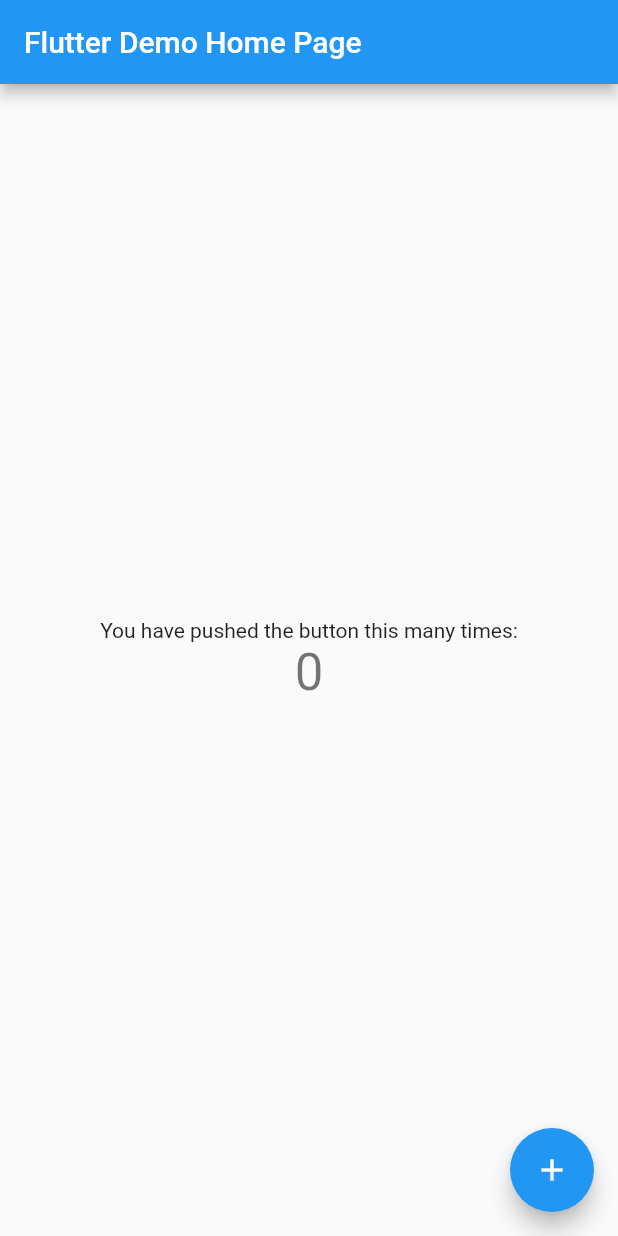
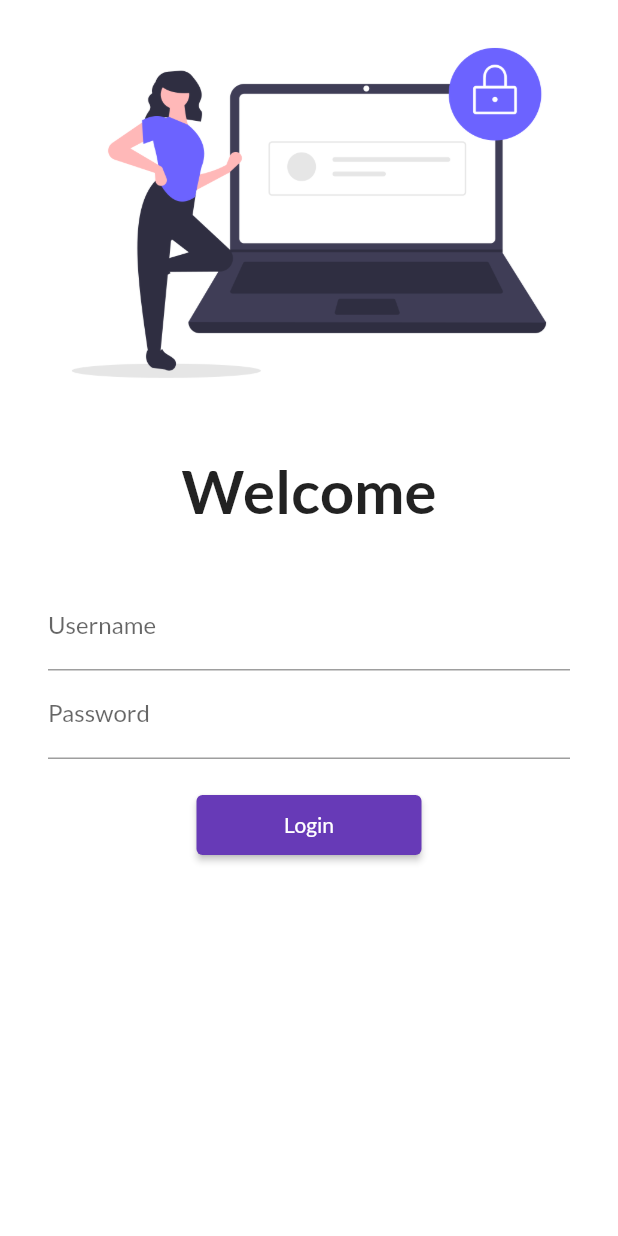
Before and after one commit to Smit296/Fluttter, a Flutter app: the screen it shows after launch, on a phone screen of 412 x 824 dp. Run offline on Flutter 3.47's test engine with Material 2 defaults, Android fonts, the light colour scheme and no system bars; our stand-ins replace google_fonts.

Commit message:
first commit

```diff
--- a/lib/main.dart
+++ b/lib/main.dart
@@ -1,113 +1,37 @@
+
 import 'package:flutter/material.dart';
+import 'package:google_fonts/google_fonts.dart';
+import 'pages/Home_page.dart';
+import 'pages/login_page.dart';
+
 
 void main() {
   runApp(MyApp());
 }
+class MyApp extends StatelessWidget{
 
-class MyApp extends StatelessWidget {
-  // This widget is the root of your application.
+
   @override
-  Widget build(BuildContext context) {
+  Widget build(BuildContext context)
+  {
+
     return MaterialApp(
-      title: 'Flutter Demo',
-      theme: ThemeData(
-        // This is the theme of your application.
-        //
-        // Try running your application with "flutter run". You'll see the
-        // application has a blue toolbar. Then, without quitting the app, try
-        // changing the primarySwatch below to Colors.green and then invoke
-        // "hot reload" (press "r" in the console where you ran "flutter run",
-        // or simply save your changes to "hot reload" in a Flutter IDE).
-        // Notice that the counter didn't reset back to zero; the application
-        // is not restarted.
-        primarySwatch: Colors.blue,
+     // home: HomePage(),
+      themeMode:ThemeMode.light,
+      theme:ThemeData(primarySwatch:Colors.deepPurple,
+      fontFamily: GoogleFonts.lato().fontFamily,
       ),
-      home: MyHomePage(title: 'Flutter Demo Home Page'),
+      darkTheme:ThemeData(
+        //brightness:Brightness.dark,
+      ),
+      //initialRoute:"/home",
+      routes:{
+
+        "/":(context)=>LoginPage(),
+        "/home":(context)=>HomePage(),
+        "/login":(context)=>LoginPage(),
+      },
     );
+
   }
 }
-
-class MyHomePage extends StatefulWidget {
-  MyHomePage({Key? key, required this.title}) : super(key: key);
-
-  // This widget is the home page of your application. It is stateful, meaning
-  // that it has a State object (defined below) that contains fields that affect
-  // how it looks.
-
-  // This class is the configuration for the state. It holds the values (in this
-  // case the title) provided by the parent (in this case the App widget) and
-  // used by the build method of the State. Fields in a Widget subclass are
-  // always marked "final".
-
-  final String title;
-
-  @override
-  _MyHomePageState createState() => _MyHomePageState();
-}
-
-class _MyHomePageState extends State<MyHomePage> {
-  int _counter = 0;
-
-  void _incrementCounter() {
-    setState(() {
-      // This call to setState tells the Flutter framework that something has
-      // changed in this State, which causes it to rerun the build method below
-      // so that the display can reflect the updated values. If we changed
-      // _counter without calling setState(), then the build method would not be
-      // called again, and so nothing would appear to happen.
-      _counter++;
-    });
-  }
-
-  @override
-  Widget build(BuildContext context) {
-    // This method is rerun every time setState is called, for instance as done
-    // by the _incrementCounter method above.
-    //
-    // The Flutter framework has been optimized to make rerunning build methods
-    // fast, so that you can just rebuild anything that needs updating rather
-    // than having to individually change instances of widgets.
-    return Scaffold(
-      appBar: AppBar(
-        // Here we take the value from the MyHomePage object that was created by
-        // the App.build method, and use it to set our appbar title.
-        title: Text(widget.title),
-      ),
-      body: Center(
-        // Center is a layout widget. It takes a single child and positions it
-        // in the middle of the parent.
-        child: Column(
-          // Column is also a layout widget. It takes a list of children and
-          // arranges them vertically. By default, it sizes itself to fit its
-          // children horizontally, and tries to be as tall as its parent.
-          //
-          // Invoke "debug painting" (press "p" in the console, choose the
-          // "Toggle Debug Paint" action from the Flutter Inspector in Android
-          // Studio, or the "Toggle Debug Paint" command in Visual Studio Code)
-          // to see the wireframe for each widget.
-          //
-          // Column has various properties to control how it sizes itself and
-          // how it positions its children. Here we use mainAxisAlignment to
-          // center the children vertically; the main axis here is the vertical
-          // axis because Columns are vertical (the cross axis would be
-          // horizontal).
-          mainAxisAlignment: MainAxisAlignment.center,
-          children: <Widget>[
-            Text(
-              'You have pushed the button this many times:',
-            ),
-            Text(
-              '$_counter',
-              style: Theme.of(context).textTheme.headline4,
-            ),
-          ],
-        ),
-      ),
-      floatingActionButton: FloatingActionButton(
-        onPressed: _incrementCounter,
-        tooltip: 'Increment',
-        child: Icon(Icons.add),
-      ), // This trailing comma makes auto-formatting nicer for build methods.
-    );
-  }
-}
--- /dev/null
+++ b/lib/pages/home_page.dart
@@ -0,0 +1,21 @@
+import 'package:flutter/material.dart';
+
+
+class HomePage extends StatelessWidget{
+int days=30;
+  Widget build(BuildContext context)
+  {
+
+    return Scaffold(
+      appBar:AppBar(
+        title:Text("Catalog App"),
+      ),
+        body: Center(
+          child: Container(
+            child: Text("welcome to $days days"),
+          ),
+        ),
+        drawer:Drawer(),
+      );
+  }
+}
--- /dev/null
+++ b/lib/pages/login_page.dart
@@ -0,0 +1,69 @@
+import 'package:flutter/material.dart';
+
+
+class LoginPage extends StatelessWidget{
+
+  @override
+  Widget build(BuildContext context)
+  {
+   return Material(
+     color:Colors.white,
+     child:SingleChildScrollView(
+      child:Column(
+      children:[
+        Image.asset("assets/images/login_image.png",fit:BoxFit.cover),
+        SizedBox(
+          height:20.0,
+
+      ),
+      Text(
+        "Welcome",
+        style:TextStyle(
+          fontSize:40,
+          fontWeight:FontWeight.bold,
+        ),
+      ),
+       SizedBox(
+        height:20.0,
+
+      ),
+
+      Padding(
+        padding:
+          const EdgeInsets.symmetric(vertical:16.0, horizontal:32.0),
+        child: Column(
+          children: [  TextFormField(
+        decoration: InputDecoration(
+          hintText:"Enter Username",
+          labelText:"Username",
+        ),
+      ),
+
+      TextFormField(
+        obscureText:true,
+        decoration: InputDecoration(
+          hintText:"Enter password",
+          labelText:"Password",
+        ),
+      ),
+
+     SizedBox(
+        height:20.0,
+
+      ),
+
+      ElevatedButton(
+        child:Text('Login'),
+        style:TextButton.styleFrom(minimumSize: Size(150,40)),
+        onPressed:(){
+         print("hii User");
+        },)
+      ],
+      ),
+      ),
+      ],
+     ),//column
+     )
+    );//Meterial
+  }
+}
--- /dev/null
+++ b/lib/utils/routs.dart
@@ -0,0 +1,4 @@
+class MyRoute{
+  static String loginRoute="/login"
+  static String homeRoute="/home"
+}
--- a/pubspec.yaml
+++ b/pubspec.yaml
@@ -28,6 +28,7 @@
   # The following adds the Cupertino Icons font to your application.
   # Use with the CupertinoIcons class for iOS style icons.
   cupertino_icons: ^1.0.2
+  google_fonts: ^2.1.0
 
 dev_dependencies:
   flutter_test:
@@ -45,8 +46,8 @@
   uses-material-design: true
 
   # To add assets to your application, add an assets section, like this:
-  # assets:
-  #   - images/a_dot_burr.jpeg
+  assets:
+    - assets/images/
   #   - images/a_dot_ham.jpeg
 
   # An image asset can refer to one or more resolution-specific "variants", see
```
Also changed, not shown: assets/images/login_image.png (added), lib/demo.dart (added), pubspec.lock.
